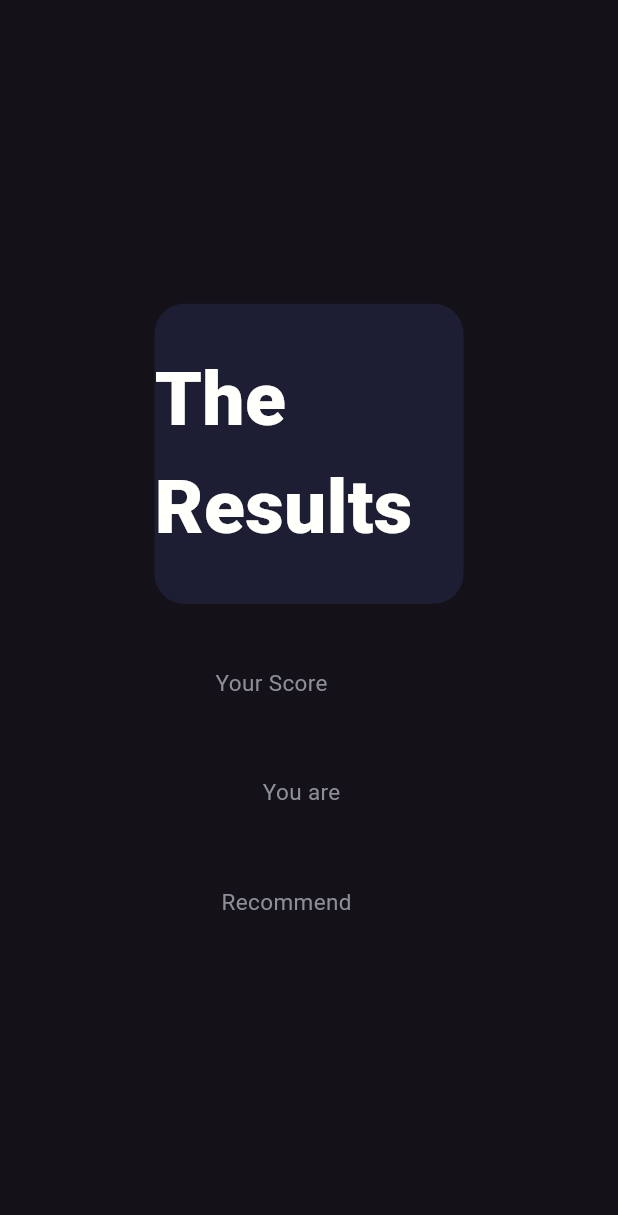
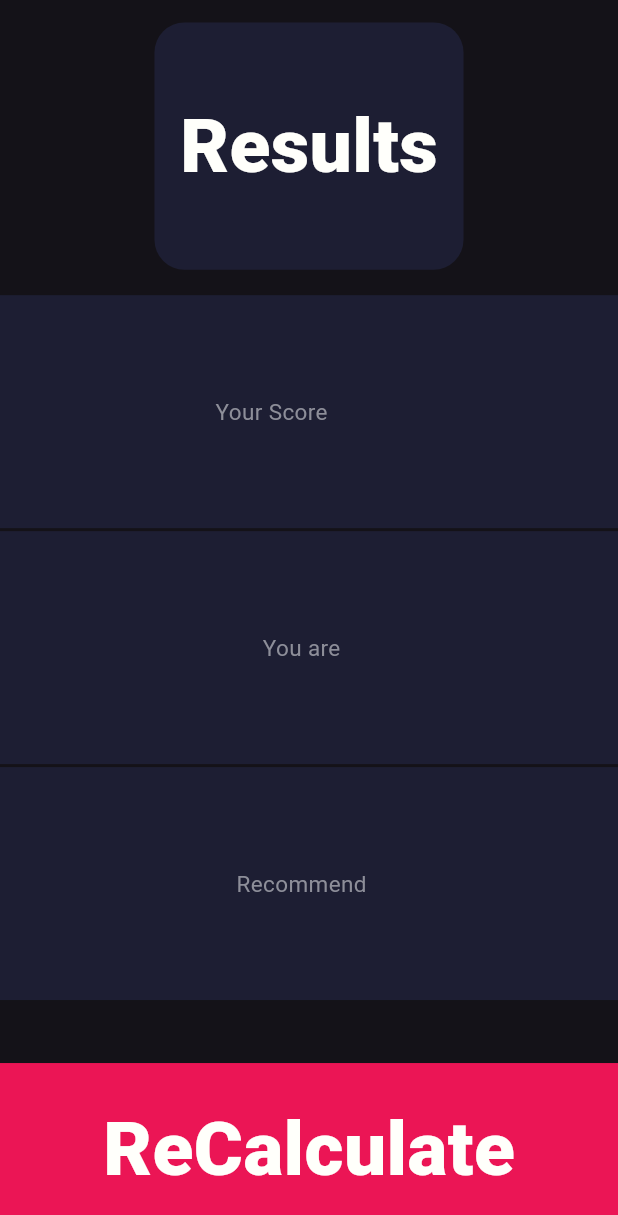
Before and after one commit to mahmoudalhamaky/bmi, a Flutter app: the Results screen opened directly with empty values, on a phone screen of 412 x 824 dp. Shown: the top 1215 px of the screen. Run offline on Flutter 3.47's test engine with Material 3 defaults, Android fonts, the phone set to English and light mode, and no system bars; our stand-ins replace font_awesome_flutter, get.

Commit message:
modify results and buttons

```diff
--- a/lib/bmi.dart
+++ b/lib/bmi.dart
@@ -27,6 +27,7 @@ class _BmiState extends State<Bmi> {
   @override
   Widget build(BuildContext context) {
     return Scaffold(
+      appBar: AppBar(title: Center(child: Text('BMI Calculator')),),
         body: SafeArea(
           child: Column(
                 mainAxisSize: MainAxisSize.max,
@@ -273,13 +274,11 @@ class _BmiState extends State<Bmi> {
   }
 }
 class ReusableCard extends StatelessWidget {
-  ReusableCard(
-      {super.key, required this.colour, this.CardChild, required this.onTap});
+  ReusableCard({super.key, required this.colour, this.CardChild, required this.onTap});
 
   final Color colour;
   final Widget? CardChild;
   Function()? onTap;
-
 
   @override
   Widget build(BuildContext context) {
@@ -287,8 +286,8 @@ class ReusableCard extends StatelessWidget {
       onTap: onTap,
       child: Container(
         child: Center(child: CardChild),
-        height: 200,
-            //MediaQuery.of(context).size.height / 4,
+        height: //200,
+            MediaQuery.of(context).size.height / 5,
         width: MediaQuery.of(context).size.width / 2,
         decoration: BoxDecoration(
             color: colour, borderRadius: BorderRadius.circular(20)),
--- a/lib/calc_brain.dart
+++ b/lib/calc_brain.dart
@@ -21,7 +21,7 @@ else {return "UnderWeight";}
   String? GetInterpretation(){
     if (_bmi >= 25){return "its a high body weight";}
     else if (_bmi>=15.5){return "you have a normal body weight, Good Job";}
-    else {return "lower than mostafa zaglol body weight,eat more";}
+    else {return "lower body weight,eat more";}
   }
 
 }
--- a/lib/results.dart
+++ b/lib/results.dart
@@ -25,10 +25,13 @@ class Results extends StatelessWidget {
           children: [
 
             ReusableCard(colour: my1Color, onTap: (){},CardChild: Text(
-              'The Results',
+              'Results',
               style: KresultStyle,
             ),),
-            Row(
+            Expanded(
+              child: Container(
+                color:my1Color ,
+                child: Row(
                   spacing: 50,
                   mainAxisAlignment: MainAxisAlignment.center,
                   //crossAxisAlignment: CrossAxisAlignment.center,
@@ -44,7 +47,12 @@ class Results extends StatelessWidget {
                     ),
                   ],
                 ),
-            Row(
+              ),
+            ),
+            Expanded(
+              child: Container(
+                color: my1Color,
+                child: Row(
                   spacing: 10,
                   mainAxisAlignment: MainAxisAlignment.center,
                   children: [
@@ -58,8 +66,13 @@ class Results extends StatelessWidget {
                     ),
                   ],
                 ),
-            Row(
-              spacing: 30,
+              ),
+            ),
+            Expanded(
+              child: Container(
+                color: my1Color,
+                child: Row(
+                  spacing: 10,
                   mainAxisAlignment: MainAxisAlignment.center,
                   children: [
                     Text(
@@ -68,9 +81,29 @@ class Results extends StatelessWidget {
                     ),
                     Text(
                       '$Interpretation',
-                  style: KresultStyle,
+                      style: KlabelStyle,
                     ),
                   ],
+                ),
+              ),
+            ),
+            Expanded(
+              child: GestureDetector(
+                onTap: () {
+                 Navigator.pop(context);
+                },
+                child: Container(
+                  child: Center(
+                      child: Text(
+                        'ReCalculate',
+                        style: KresultStyle,
+                      )),
+                  margin: EdgeInsets.only(top: 40),
+                  width: double.infinity,
+                  height: MediaQuery.of(context).size.height / 8,
+                  color: Color(0xffeb1555),
+                ),
+              ),
             ),
 
           ],
```
Lines whose indentation alone changed are shown as unchanged.
